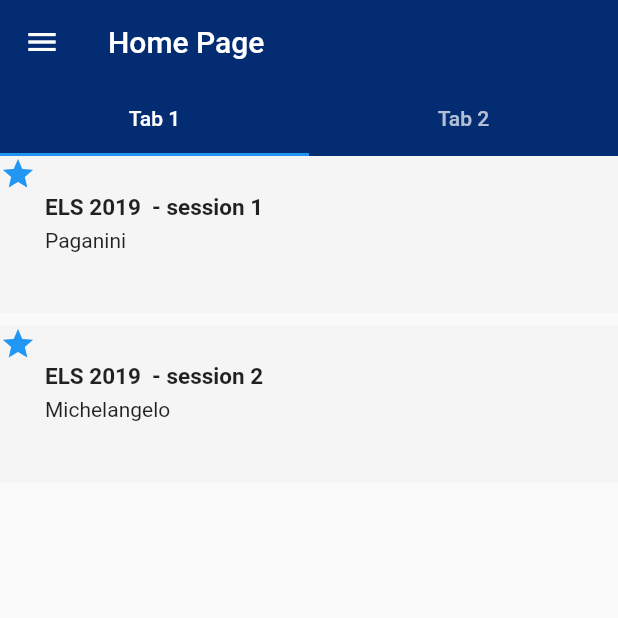
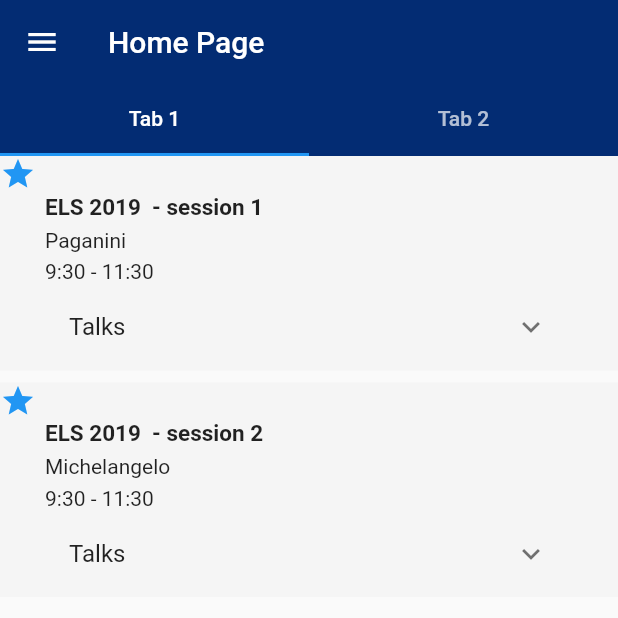
Before and after one commit to softeng-feup/open-cx-pavilion-inc, a Flutter app: the HomePage screen opened by its route, after a tap on "webSummit 2019", on a phone screen of 412 x 824 dp, the top half of it. Run offline on Flutter 3.47's test engine with Material 2 defaults, Android fonts, the phone set to English and light mode, and no system bars; missing offline and left inert: dart:ffi.

Commit message:
Talks now appear in Conference HomePage

```diff
--- a/feedfheconference/lib/Model/db.dart
+++ b/feedfheconference/lib/Model/db.dart
@@ -212,7 +212,7 @@ Talk talk2 = new Talk(2, 1, 'The NEXT NEXT Lisp of the prophet for the one true
     'Emacs’s marketshare has undoubtedly shrunk, it has established itself as an important branch in the Lisp family of languages. In this talk, I will look at what gave Emacs Lisp its shape, including what it '
     'took from its siblings and ancestors and what makes it different.',[3], '10:30', '11:30');
 
-Session session1 = new Session(1, 'session 1', null, 'Paganini', [1], '2019-11-15 9:30', '2019-11-15 11:30');
+Session session1 = new Session(1, 'session 1', null, 'Paganini', [1, 1, 1, 2], '2019-11-15 9:30', '2019-11-15 11:30');
 Session session2 = new Session(2 ,'session 2', null, 'Michelangelo', [2], '2019-11-15 9:30', '2019-11-15 11:30');
 
 Event event1 = new Event(1 ,'ELS 2019 ', 'The purpose of the European '
--- a/feedfheconference/lib/View/Screens/conference_home.dart
+++ b/feedfheconference/lib/View/Screens/conference_home.dart
@@ -68,12 +68,6 @@ List<Widget> listMyWidgets(int conferenceId) {
   var db = Database();
   @override
   List<Widget> widgetsList = new List();
-  print("merda\n");
-  print(conferenceId);
-  print(conferenceId);
-  print(conferenceId);
-  print(conferenceId);
-    print("merda\n");
 
   for(int y = 0; y < db.conferenceList.length; y++){
     if(db.conferenceList[y].id == conferenceId){
@@ -85,7 +79,16 @@ List<Widget> listMyWidgets(int conferenceId) {
               for(int l = 0; l < db.sessionList.length; l++){
                 if(event.sessionIdList[h] == db.sessionList[l].id){
                   Session session = db.sessionList[l];
-                  widgetsList.add(EventBox(event.title, session.title, session.room, session.beginTime, session.endTime));
+                  List<Talk> talks = new List();
+                  for(int k = 0; k < session.talkIdList.length; k++) {
+                    for(int z = 0; z < db.talkList.length; z++) {
+                      if(session.talkIdList[k] == db.talkList[z].id) {
+                        Talk talk = db.talkList[z];
+                        talks.add(talk);
+                      }
+                    }
+                  }
+                  widgetsList.add(EventBox(event.title, session.title, session.room, session.beginTime, session.endTime, talks));
                 }
               }
             }
@@ -95,7 +98,6 @@ List<Widget> listMyWidgets(int conferenceId) {
       break;
     }
   }
-
   return widgetsList;
 }
 
@@ -105,11 +107,27 @@ class EventBox extends StatelessWidget {
   final String room;
   final DateAndTime beginTime;
   final DateAndTime endTime;
+  final List<Talk> talks;
 
-  EventBox(this.eventTitle,this.title, this.room, this.beginTime, this.endTime);
+  EventBox(this.eventTitle,this.title, this.room, this.beginTime, this.endTime, this.talks);
 
   @override
   Widget build(BuildContext context){
+    var talkWidgets = List<Widget>();
+    for (int i = 0; i < talks.length; i++) {
+      talkWidgets.add(Container(
+          color: Colors.white,
+          padding: const EdgeInsets.all(10),
+          child: Column(
+            children: [
+              Align(alignment: Alignment.centerLeft, child: Text(talks[i].title)),
+              SizedBox(height: 3),
+              Align(alignment: Alignment.centerLeft, child: Text(talks[i].beginTime.timeToString() + ' - ' + talks[i].endTime.timeToString()))
+            ]
+          )
+      ));
+      talkWidgets.add(SizedBox(height: 10));
+    }
     return InkWell(
         onTap: () => print("I Should open an event page!"),
         child: Container(
@@ -118,7 +136,6 @@ class EventBox extends StatelessWidget {
           child: Stack(
             children: [
               Container(
-                      height: 80,
                   margin: const EdgeInsets.only(left: 30, top: 25, right: 30),
                   child: Column(
                     children: <Widget>[
@@ -138,7 +155,12 @@ class EventBox extends StatelessWidget {
                       SizedBox(height: 5),
                       Align(
                         alignment: Alignment.centerLeft,
-                          //child: Text(beginTime.toString()),
+                        child: Text(beginTime.time.timeToString() + ' - ' + endTime.time.timeToString()),
+                      ),
+                      ExpansionTile(
+                          title: Text('Talks'),
+
+                          children: talkWidgets
                       ),
                     ],
                   )
```
Also changed, not shown: 1 other file. Lines whose indentation alone changed are shown as unchanged.
